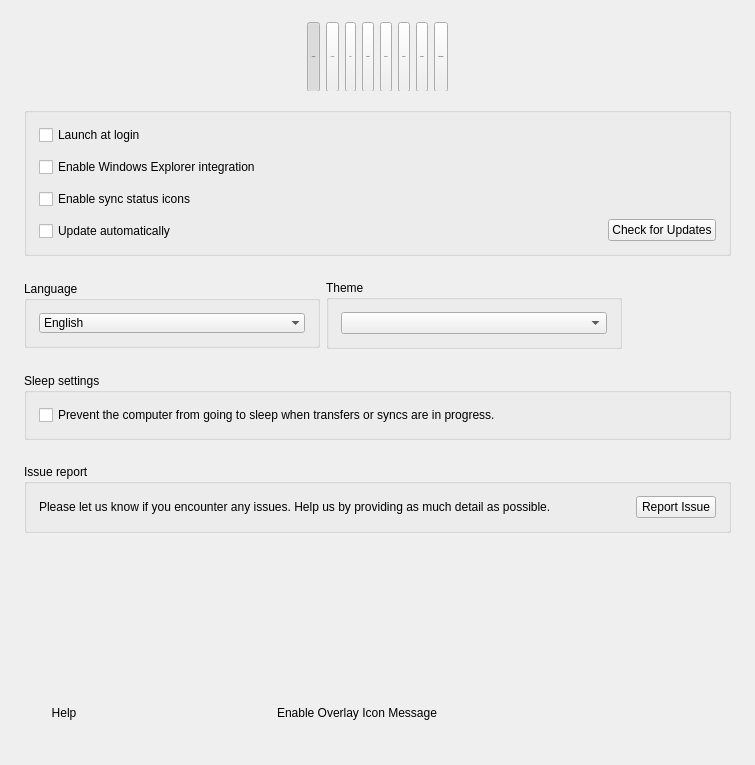
First picture: the form in src/MEGASync/gui/ui/SettingsDialog.ui, repository meganz/MEGAsync, before the edit.
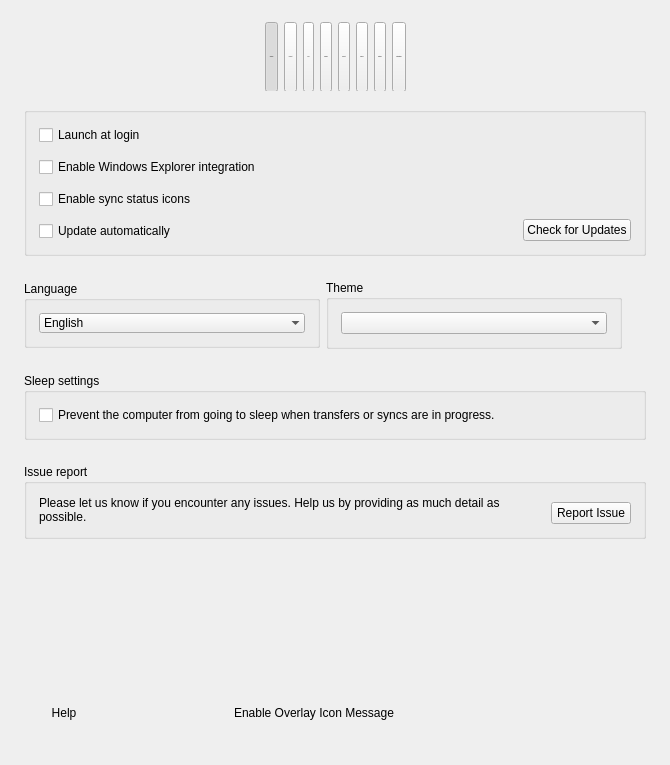
Second picture: the form after the edit. Icons and pictures are not drawn. Custom widgets are drawn as their Qt base class.

Commit message: SNC-4972: Change settings width to fix windows max size.

```diff
--- a/src/MEGASync/gui/ui/SettingsDialog.ui
+++ b/src/MEGASync/gui/ui/SettingsDialog.ui
@@ -6,13 +6,13 @@
    <rect>
     <x>0</x>
     <y>0</y>
-    <width>755</width>
+    <width>670</width>
     <height>765</height>
    </rect>
   </property>
   <property name="minimumSize">
    <size>
-    <width>755</width>
+    <width>670</width>
     <height>765</height>
    </size>
   </property>
```
